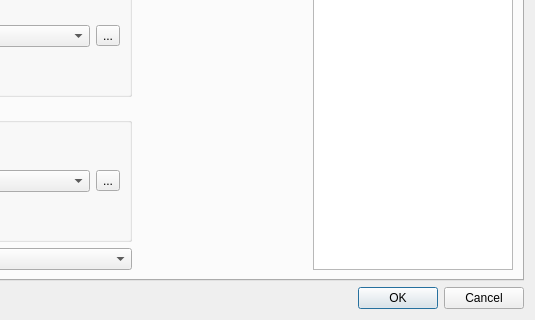
Qt form src/contactdialog.ui (DarkHobbit/doublecontact) before a commit; both pictures show x 265 to 800 and y 260 to 580 of the 800 by 580 pixel window.
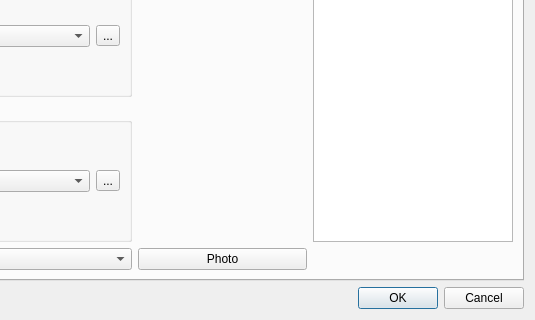
The same form after that commit. Icons and pictures are not drawn.

Commit message: Loading new image file into contact photo implemented

```diff
--- a/src/contactdialog.ui
+++ b/src/contactdialog.ui
@@ -281,6 +281,13 @@
              </property>
             </widget>
            </item>
+           <item row="3" column="0">
+            <widget class="QPushButton" name="btnPhotoEdit">
+             <property name="text">
+              <string>Photo</string>
+             </property>
+            </widget>
+           </item>
           </layout>
          </item>
         </layout>
```
Left out of the diff: 20 changed lines with no effect on the pictures. The commit also changes 12 other files.
